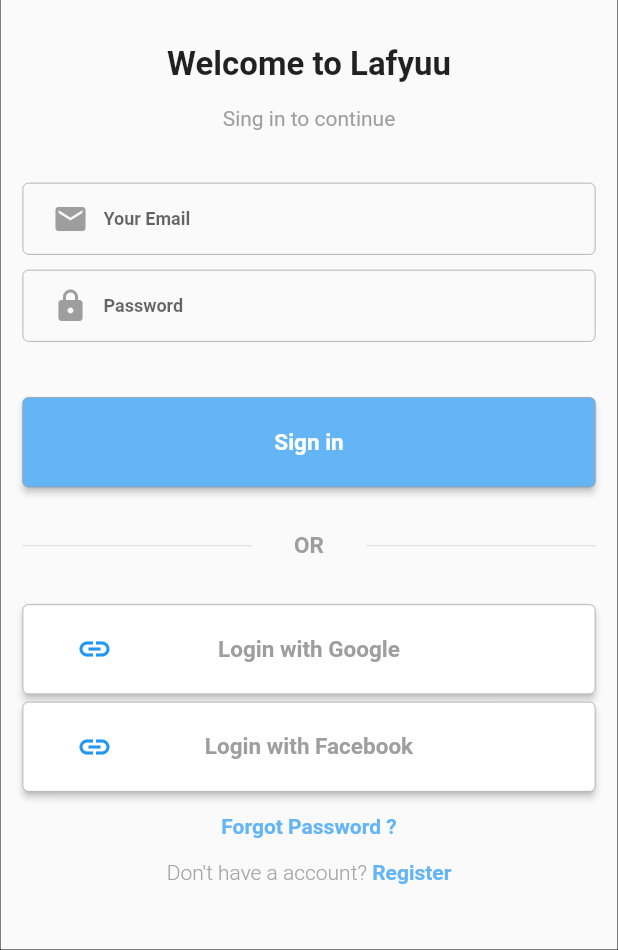
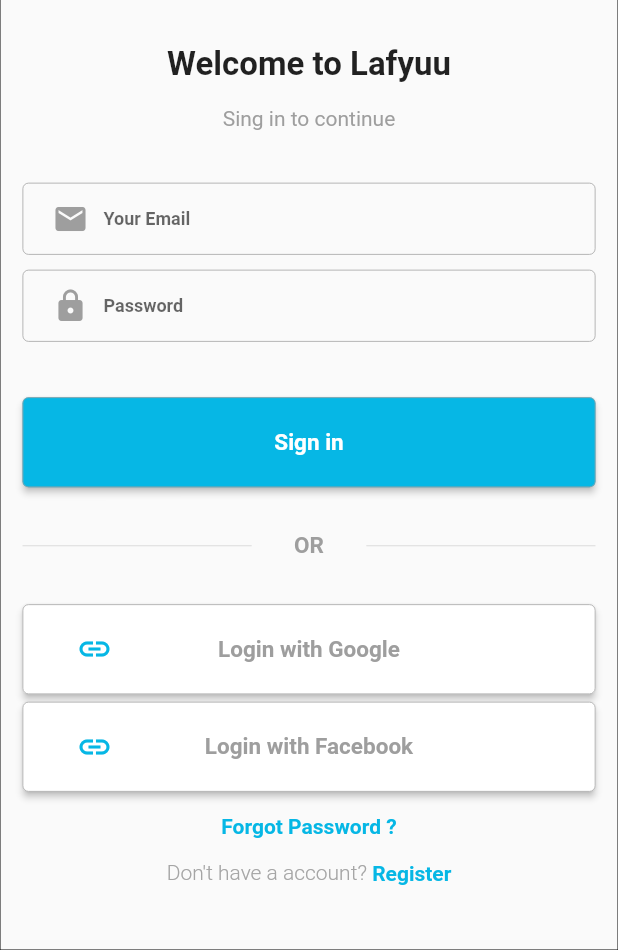
Before and after one commit to messaismael/fashion-style-mobile-app, a Flutter app: the screen it shows after launch, on a phone screen of 412 x 824 dp, the part 286-1236 px from its top. Run offline on Flutter 3.47's test engine with Material 2 defaults, Android fonts, the light colour scheme and no system bars.

Commit message:
add routes and improve the management of constants

```diff
--- a/lib/main.dart
+++ b/lib/main.dart
@@ -1,8 +1,10 @@
+import 'package:flutter/material.dart';
 import 'package:fashion_style_mobile/screens/login_screen.dart';
-import 'package:flutter/material.dart';
+import 'package:fashion_style_mobile/utils/constants.dart';
+import 'package:fashion_style_mobile/utils/routes.dart';
 
 void main() {
-  runApp(MyApp());
+  runApp(MyConstants(child: MyApp()));
 }
 
 class MyApp extends StatelessWidget {
@@ -13,6 +15,7 @@ class MyApp extends StatelessWidget {
       theme: ThemeData(
         primarySwatch: Colors.blue,
       ),
+      routes: routes,
       home: Main(
         title: "Fasion Style",
       ),
--- a/lib/screens/login_screen.dart
+++ b/lib/screens/login_screen.dart
@@ -1,9 +1,12 @@
+import 'package:fashion_style_mobile/utils/constants.dart';
 import 'package:fashion_style_mobile/widgets/form_field.dart';
 import 'package:fashion_style_mobile/widgets/logo.dart';
 import 'package:fashion_style_mobile/widgets/text_button.dart';
 import 'package:flutter/material.dart';
 
 class LoginScreen extends StatefulWidget {
+  final routeName = "/login";
+
   const LoginScreen({Key? key}) : super(key: key);
 
   @override
@@ -110,7 +113,7 @@ class _LoginScreenState extends State<LoginScreen> {
                         "Forgot Password ?",
                         style: TextStyle(
                             fontSize: 14,
-                            color: Colors.blue.shade300,
+                            color: MyConstants.of(context)!.primaryColor,
                             fontWeight: FontWeight.bold),
                       ),
                     ),
@@ -119,26 +122,27 @@ class _LoginScreenState extends State<LoginScreen> {
                   Container(
                       width: double.infinity,
                       margin: EdgeInsets.only(top: 15),
-                    child: RichText(
-                        textAlign: TextAlign.center,
-                        text: TextSpan(children: [
-                          TextSpan(
-                              text: "Don't have a account?",
+                      child: Row(
+                          mainAxisAlignment: MainAxisAlignment.center,
+                          children: [
+                            Text("Don't have a account?",
                                 style: TextStyle(
                                     height: 1.2,
                                     fontSize: 14,
                                     fontWeight: FontWeight.w300,
                                     color: Color(0xFFA5A5A5))),
-                          TextSpan(
-                              text: ' Register',
+                            GestureDetector(
+                                onTap: () {
+                                  Navigator.pushNamed(context, "/register");
+                                },
+                                child: Text(" Register",
                                     style: TextStyle(
                                       fontSize: 14,
                                       fontWeight: FontWeight.w700,
-                                  color: Colors.blue.shade300)),
+                                      color:
+                                          MyConstants.of(context)!.primaryColor,
+                                    )))
                           ])),
-                  ),
                 ]))));
   }
 }
-
-/* Color(0xFF06B7E5) */
--- /dev/null
+++ b/lib/utils/constants.dart
@@ -0,0 +1,15 @@
+import 'package:flutter/material.dart';
+
+class MyConstants extends InheritedWidget {
+  MyConstants({Key? key, required Widget child, Color? primaryColor})
+      : super(key: key, child: child);
+
+  final String successMessage = 'Some message';
+  final Color primaryColor = Color(0xFF06B7E5);
+
+  static MyConstants? of(BuildContext context) =>
+      context.dependOnInheritedWidgetOfExactType<MyConstants>();
+
+  @override
+  bool updateShouldNotify(MyConstants oldWidget) => false;
+}
--- /dev/null
+++ b/lib/utils/routes.dart
@@ -0,0 +1,10 @@
+import 'package:fashion_style_mobile/screens/home_screen.dart';
+import 'package:fashion_style_mobile/screens/login_screen.dart';
+import 'package:fashion_style_mobile/screens/register_screen.dart';
+import 'package:flutter/cupertino.dart';
+
+final Map<String, WidgetBuilder> routes = {
+  HomeScreen().routeName: (context) => HomeScreen(),
+  LoginScreen().routeName: (context) => LoginScreen(),
+  RegisterScreen().routeName: (context) => RegisterScreen()
+};
--- a/lib/widgets/text_button.dart
+++ b/lib/widgets/text_button.dart
@@ -1,4 +1,5 @@
 import 'package:flutter/material.dart';
+import 'package:fashion_style_mobile/utils/constants.dart';
 
 class CustomButton extends StatelessWidget {
   final VoidCallback onpressed;
@@ -37,7 +38,7 @@ class CustomButton extends StatelessWidget {
                   left: 20,
                   child: Icon(
                     this.prefixIcon,
-                    color: Colors.blue,
+                    color: MyConstants.of(context)!.primaryColor,
                   ))
           ],
           fit: StackFit.expand,
@@ -47,6 +48,8 @@ class CustomButton extends StatelessWidget {
             side: MaterialStateProperty.all(
                 BorderSide(color: Colors.grey, width: 0.5)),
             backgroundColor: MaterialStateProperty.all<Color>(
-                this.bgColor != null ? this.bgColor! : Colors.blue.shade300)));
+                this.bgColor != null
+                    ? this.bgColor!
+                    : MyConstants.of(context)!.primaryColor)));
   }
 }
```
Also changed, not shown: lib/screens/home_screen.dart (+17 -0 lines), lib/screens/register_screen.dart (+17 -0 lines). Lines whose indentation alone changed are shown as unchanged.
